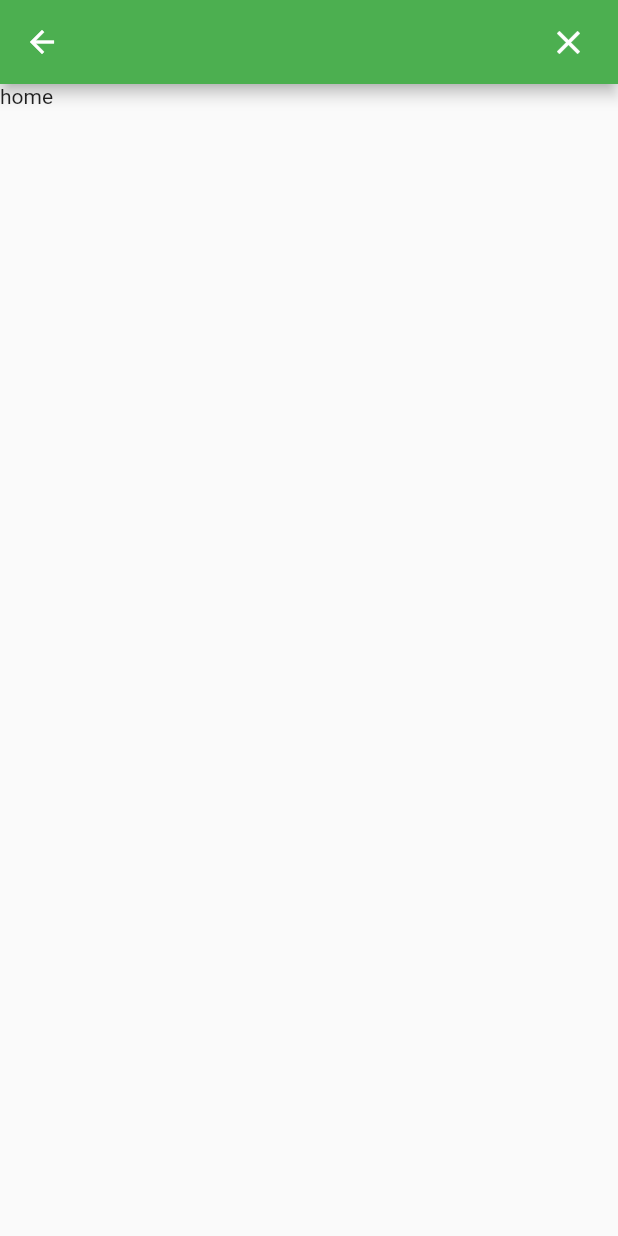
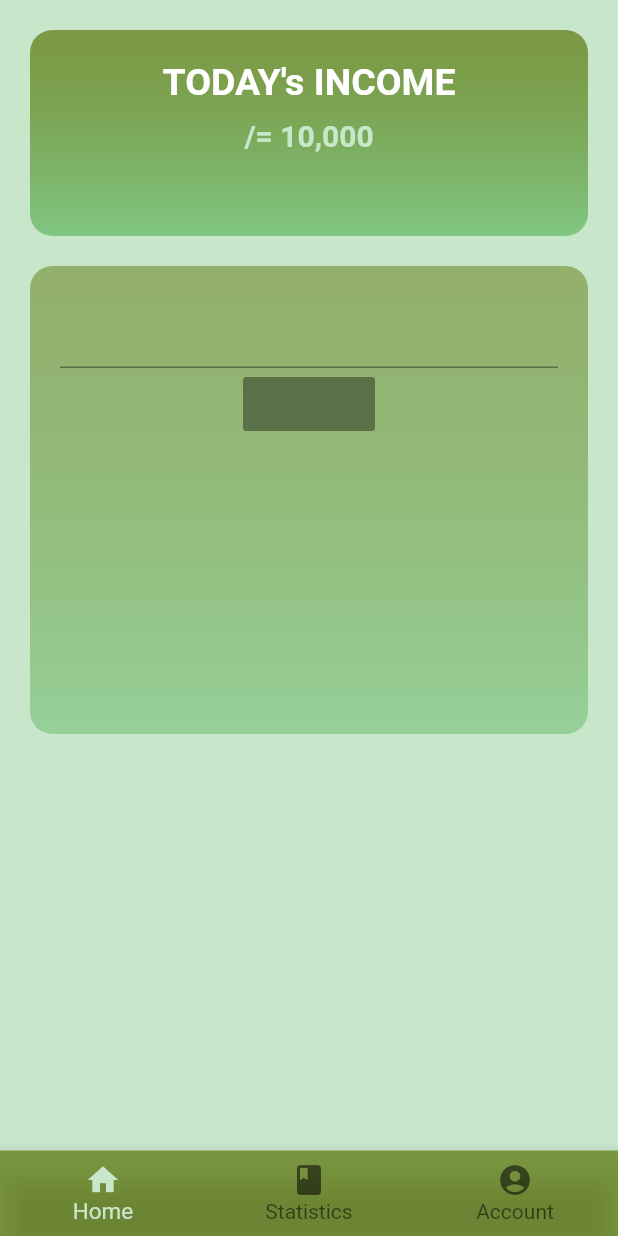
Before and after one commit to KNehe/Expense-Manager, a Flutter app: the Home screen opened by its route, on a phone screen of 412 x 824 dp. Run offline on Flutter 3.47's test engine with Material 2 defaults, Android fonts, the phone set to English and light mode, and no system bars; our stand-ins replace firebase_auth, progress_dialog, shared_preferences; accounts and stored records are empty; Roboto replaces fonts that are missing (open sans).

Commit message:
Optimized, Created custom card,text, and Bottom navigation

```diff
--- /dev/null
+++ b/lib/Components/customCard.dart
@@ -0,0 +1,31 @@
+import 'package:flutter/material.dart';
+
+class CustomCard extends StatelessWidget {
+
+  final Color cardColor;
+  final Widget child;
+  final Color  gradientColor1;
+  final Color  gradientColor2;
+  final double cardHeight ;
+  final EdgeInsetsGeometry cardPadding;
+
+  CustomCard({this.cardColor, this.cardHeight, this.child, this.gradientColor1,this.gradientColor2, this.cardPadding});
+
+  @override
+  Widget build(BuildContext context) {
+    return Container(
+      padding: this.cardPadding,
+      height: this.cardHeight,
+      child: this.child,
+      decoration: BoxDecoration(
+          color: cardColor,
+          gradient: LinearGradient(
+              colors: [this.gradientColor1, this.gradientColor2],
+              begin: Alignment.topCenter,
+              end: Alignment.bottomCenter
+          ),
+          borderRadius: BorderRadius.all(Radius.circular(15.0))
+      ),
+    );
+  }
+}
--- /dev/null
+++ b/lib/Components/customText.dart
@@ -0,0 +1,24 @@
+import 'package:flutter/material.dart';
+
+class CustomText extends StatelessWidget {
+
+  final String text;
+  final double fontSize;
+  final String fontFamily;
+  final Color textColor;
+  final FontWeight fontWeight;
+
+  CustomText({this.text, this.fontSize,this.fontFamily, this.fontWeight, this.textColor});
+
+  @override
+  Widget build(BuildContext context) {
+    return Text(this.text,
+      style: TextStyle(
+          fontSize: this.fontSize,
+          fontFamily: 'open sans',
+          color: this.textColor,
+          fontWeight: this.fontWeight
+      ),
+    );
+  }
+}
--- a/lib/Constants/Colors.dart
+++ b/lib/Constants/Colors.dart
@@ -9,3 +9,4 @@ const buttonTextColor = Colors.white;
 const snackBarColor = Color.fromRGBO(0, 71, 0, 1);
 
 Color scaffoldBackgroundColor = Colors.green[100];
+Color cardColor = Colors.green[300];
--- a/lib/main.dart
+++ b/lib/main.dart
@@ -6,7 +6,6 @@ import 'package:expensetracker/screens/home/home.dart';
 import 'package:expensetracker/wrapper.dart';
 import 'package:flutter/material.dart';
 import 'package:flutter/services.dart';
-import 'package:provider/provider.dart';
 import 'Constants/Colors.dart';
 
 void main() => runApp(MyApp());
@@ -41,5 +40,6 @@ class MyApp extends StatelessWidget {
           },
         );
 
+
   }
 }
--- /dev/null
+++ b/lib/screens/addExpense/addExpense.dart
@@ -0,0 +1,82 @@
+import 'package:expensetracker/Components/customCard.dart';
+import 'package:expensetracker/Components/customText.dart';
+import 'package:expensetracker/Constants/Colors.dart';
+import 'package:flutter/material.dart';
+
+class AddExpense extends StatefulWidget {
+  @override
+  _AddExpenseState createState() => _AddExpenseState();
+}
+
+class _AddExpenseState extends State<AddExpense> {
+  @override
+  Widget build(BuildContext context) {
+    return  ListView(
+      children: <Widget>[
+        Container(
+          margin: EdgeInsets.all(20.0),
+          child: Column(
+            crossAxisAlignment: CrossAxisAlignment.stretch,
+            children: <Widget>[
+
+              CustomCard(
+                cardHeight: MediaQuery.of(context).size.width/3,
+                cardPadding: EdgeInsets.all(20.0),
+                cardColor: cardColor,
+                gradientColor1: clipColor,
+                gradientColor2: cardColor,
+                child: Center(
+                  child: Column(
+                    children: <Widget>[
+                      CustomText(
+                        text: 'TODAY\'s INCOME',
+                        textColor: Colors.white,
+                        fontFamily: 'open sans',
+                        fontWeight: FontWeight.w700,
+                        fontSize: 25.0,
+                      ),
+
+                      SizedBox(height: 10.0,),
+
+                      CustomText(
+                        text: '/= 10,000',
+                        textColor: scaffoldBackgroundColor,
+                        fontFamily: 'open sans',
+                        fontWeight: FontWeight.w600,
+                        fontSize: 20.0,
+                      )
+                    ],
+                  ),
+                ),
+              ),
+
+              SizedBox(height: 20.0,),
+
+              CustomCard(
+                cardPadding: EdgeInsets.all(20.0),
+                cardHeight: MediaQuery.of(context).size.width - 100,
+                cardColor: clipColor,
+                gradientColor1: clipColor,
+                gradientColor2: cardColor,
+                child: Column(
+                  children: <Widget>[
+                    Form(
+                      child: Column(
+                        children: <Widget>[
+                          TextFormField(),
+                          RaisedButton()
+                        ],
+                      ),
+                    )
+                  ],
+                ),
+              ),
+
+
+            ],
+          ),
+        ),
+      ],
+    );
+  }
+}
--- a/lib/screens/authenticate/sign_in_up.dart
+++ b/lib/screens/authenticate/sign_in_up.dart
@@ -130,7 +130,7 @@ class _SignInState extends State<SignIn> {
 
                 if (saveAndValidate()) {
                    progressDialog.showDialog('Signing you in ...');
-                   await _authService.signInUser(_email, _password, _scaffoldKey);
+                   await _authService.signInUser(_email, _password, _scaffoldKey,context);
                    progressDialog.hideDialog();
                 }
               },
@@ -190,7 +190,7 @@ class _SignInState extends State<SignIn> {
                 if (saveAndValidate()) {
 
                   progressDialog.showDialog('Signing you up ...');
-                  await _authService.signUpUser(_email, _password,_scaffoldKey);
+                  await _authService.signUpUser(_email, _password,_scaffoldKey,context);
                   progressDialog.hideDialog();
 
                 }
--- a/lib/screens/home/home.dart
+++ b/lib/screens/home/home.dart
@@ -1,31 +1,55 @@
-import 'package:expensetracker/Services/authService.dart';
+import 'package:expensetracker/Constants/Colors.dart';
+import 'package:expensetracker/screens/addExpense/addExpense.dart';
 import 'package:flutter/material.dart';
 
-class Home extends StatelessWidget {
 
-  static String id = 'home';
+class Home extends StatefulWidget {
 
-  final AuthService _authService = AuthService();
+  static String id = 'Home';
+
+  @override
+  _HomeState createState() => _HomeState();
+}
+
+class _HomeState extends State<Home> {
+
+  int _currentIndex = 0;
+
+  final tabs = [
+    AddExpense(),
+    Center( child: Text('Statistics'),),
+    Center( child: Text('Account'),)
+  ];
+
   @override
   Widget build(BuildContext context) {
     return Scaffold(
-      appBar: AppBar(
-        actions: <Widget>[
-          Padding(
-              padding: EdgeInsets.only(right: 20.0),
-              child: GestureDetector(
-                onTap: () { _authService.signOutUser();},
-                child: Icon(
-                  Icons.close,
-                  size: 26.0,
-                ),
-              )
+      backgroundColor: scaffoldBackgroundColor,
+      body: SafeArea(
+          child: tabs[_currentIndex],
+      ),
+      bottomNavigationBar: BottomNavigationBar(
+        currentIndex: _currentIndex,
+        items: [
+           BottomNavigationBarItem(
+            icon: Icon(Icons.home),
+            title: Text('Home')
+          ),
+          BottomNavigationBarItem(
+            icon: Icon(Icons.book),
+            title: Text('Statistics')
+          ),
+          BottomNavigationBarItem(
+            icon: Icon(Icons.account_circle),
+            title: Text('Account')
           )
         ],
+        onTap: (index) => setState( ()=> _currentIndex = index ),
+        backgroundColor: clipColor,
+        selectedItemColor: scaffoldBackgroundColor,
+        unselectedFontSize: 14.0,
+        selectedFontSize: 15.0,
       ),
-      body: Container(
-        child: Text('home'),
-    ),
     );
   }
 }
--- a/pubspec.yaml
+++ b/pubspec.yaml
@@ -27,7 +27,8 @@ dependencies:
   firebase_auth: ^0.14.0+5
   provider: ^3.1.0
   progress_dialog: ^1.2.1
-  connectivity: ^0.3.0
+  shared_preferences: ^0.5.6+2
+
 
 
 dev_dependencies:
```
Also changed, not shown: lib/Services/authService.dart (+50 -16 lines), lib/wrapper.dart (+26 -22 lines), pubspec.lock. Lines whose indentation alone changed are shown as unchanged.
